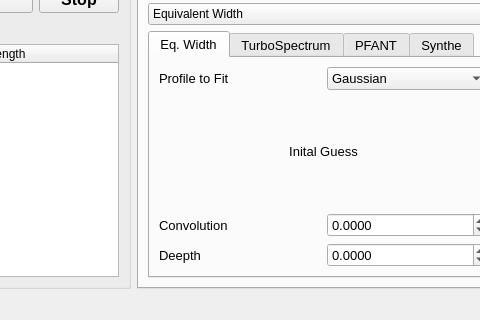
First picture: the form in meafs_code/meafs.ui, repository MatheusJCastro/meafs, before the edit; both pictures show x 252 to 732 and y 438 to 758 of the 1203 by 758 pixel window.
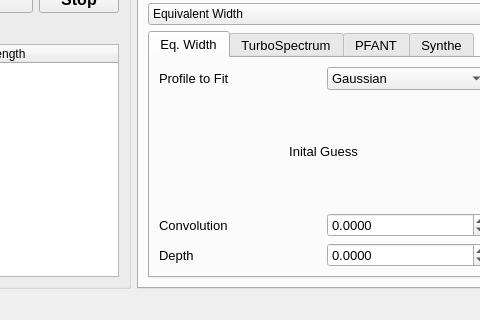
Second picture: the form after the edit. The open tabs and pages were chosen to show the change.

Commit message: new working buttons and functions in normalize and truncate window, 'tab' order organized,bug fixes

What changed in the file:
```diff
--- a/meafs_code/meafs.ui
+++ b/meafs_code/meafs.ui
@@ -172,7 +172,7 @@
                 <item row="3" column="0">
                  <widget class="QLabel" name="depthinitguesslabel">
                   <property name="text">
-                   <string>Deepth</string>
+                   <string>Depth</string>
                   </property>
                  </widget>
                 </item>
```
Left out of the diff: 59 changed lines with no effect on the pictures. The commit also changes 7 other files.
